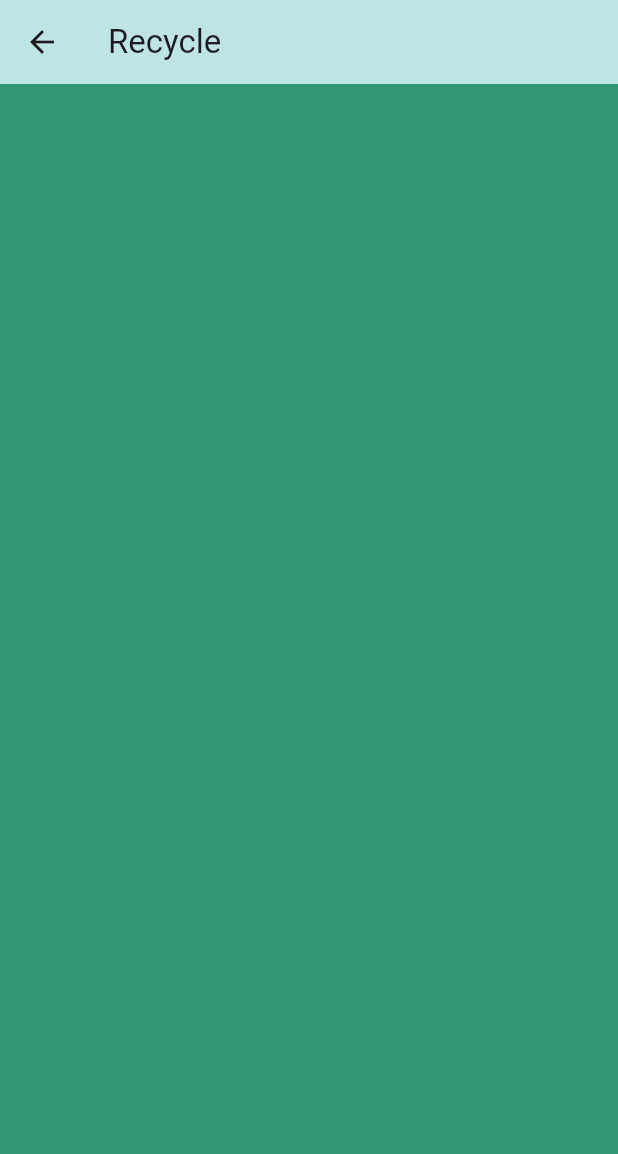
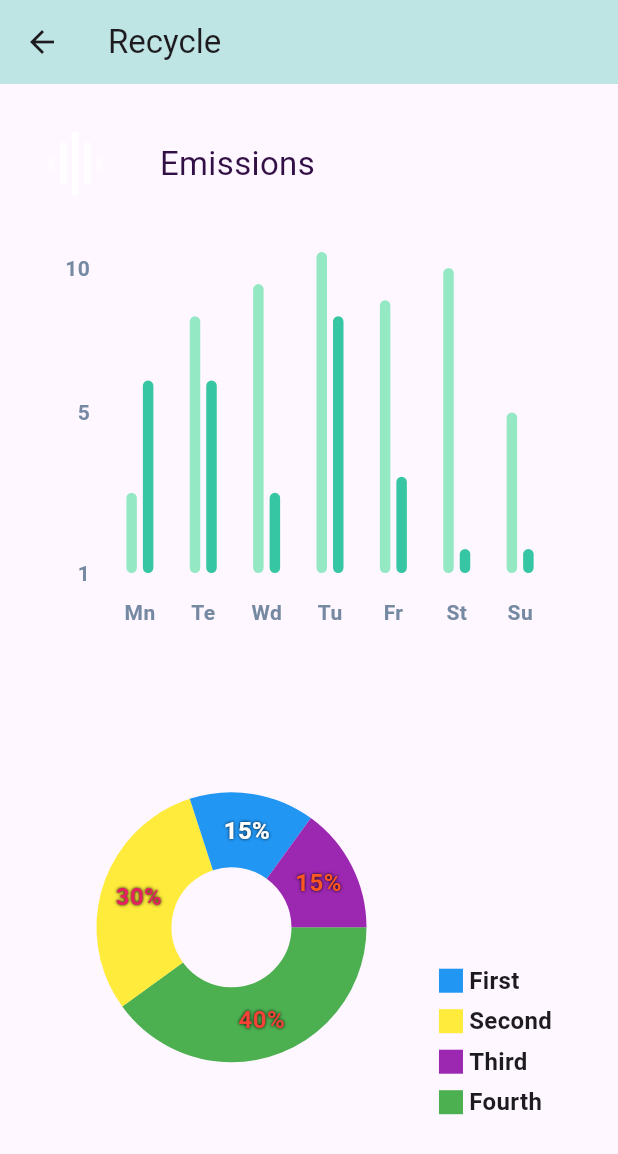
Before and after one commit to AartiDevkar/BEarthly, a Flutter app: the Recycle screen opened by its route, on a phone screen of 412 x 824 dp. Shown: the top 1154 px of the screen. Run offline on Flutter 3.47's test engine with Material 3 defaults, Android fonts, the light colour scheme and no system bars; drawn by our look-alikes of fl_chart; our stand-ins replace cloud_firestore, firebase_auth, firebase_core, firebase_storage, google_sign_in, percent_indicator and 2 more; accounts and stored records are empty; network calls fail.

Commit message:
fix: recycle page

```diff
--- a/lib/app_router.dart
+++ b/lib/app_router.dart
@@ -19,7 +19,7 @@ class AppRouter {
         return MaterialPageRoute(builder: (_) => LoginPage());
       case '/signup':
         return MaterialPageRoute(builder: (_) => Signup());
-      case '/home':
+      case '/':
         return MaterialPageRoute(builder: (_) => HomePage());
 
       case '/reduce':
@@ -27,7 +27,7 @@ class AppRouter {
       case '/recycle':
         return MaterialPageRoute(builder: (_) => Recycle());
       case '/connect':
-        return MaterialPageRoute(builder: (_) => Connect());
+        return MaterialPageRoute(builder: (_) => const Connect());
       default:
         return MaterialPageRoute(
           builder: (_) => Scaffold(
--- a/lib/main.dart
+++ b/lib/main.dart
@@ -28,7 +28,7 @@ class MyApp extends StatelessWidget {
         canvasColor: Color.fromARGB(255, 191, 228, 228),
       ),
       debugShowCheckedModeBanner: false,
-      initialRoute: '/home',
+      initialRoute: '/',
       onGenerateRoute: AppRouter.generateRoute,
     );
   }
--- /dev/null
+++ b/lib/recycle_pages/components/bar_graph/bar_graph.dart
@@ -0,0 +1,281 @@
+import 'package:bearthly/recycle_pages/components/bar_graph/resources_bar_graph.dart';
+
+import 'package:fl_chart/fl_chart.dart';
+import 'package:flutter/material.dart';
+
+class BarChartSample2 extends StatefulWidget {
+  BarChartSample2({super.key});
+  final Color leftBarColor = Color.fromARGB(255, 148, 232, 196);
+  final Color rightBarColor = Color.fromARGB(255, 55, 198, 164);
+  final Color avgColor = Color.fromARGB(255, 21, 158, 51);
+  @override
+  State<StatefulWidget> createState() => BarChartSample2State();
+}
+
+class BarChartSample2State extends State<BarChartSample2> {
+  final double width = 7;
+
+  late List<BarChartGroupData> rawBarGroups;
+  late List<BarChartGroupData> showingBarGroups;
+
+  int touchedGroupIndex = -1;
+
+  @override
+  void initState() {
+    super.initState();
+    final barGroup1 = makeGroupData(0, 5, 12);
+    final barGroup2 = makeGroupData(1, 16, 12);
+    final barGroup3 = makeGroupData(2, 18, 5);
+    final barGroup4 = makeGroupData(3, 20, 16);
+    final barGroup5 = makeGroupData(4, 17, 6);
+    final barGroup6 = makeGroupData(5, 19, 1.5);
+    final barGroup7 = makeGroupData(6, 10, 1.5);
+
+    final items = [
+      barGroup1,
+      barGroup2,
+      barGroup3,
+      barGroup4,
+      barGroup5,
+      barGroup6,
+      barGroup7,
+    ];
+
+    rawBarGroups = items;
+
+    showingBarGroups = rawBarGroups;
+  }
+
+  @override
+  Widget build(BuildContext context) {
+    return AspectRatio(
+      aspectRatio: 1,
+      child: Padding(
+        padding: const EdgeInsets.all(16),
+        child: Column(
+          crossAxisAlignment: CrossAxisAlignment.stretch,
+          children: <Widget>[
+            Row(
+              mainAxisSize: MainAxisSize.min,
+              children: <Widget>[
+                makeTransactionsIcon(),
+                const SizedBox(
+                  width: 38,
+                ),
+                const Text(
+                  'Emissions ',
+                  style: TextStyle(
+                      color: Color.fromARGB(255, 50, 16, 69), fontSize: 22),
+                ),
+                const SizedBox(
+                  width: 4,
+                ),
+                const Text(
+                  '',
+                  style: TextStyle(color: Color(0xff77839a), fontSize: 16),
+                ),
+              ],
+            ),
+            const SizedBox(
+              height: 38,
+            ),
+            Expanded(
+              child: BarChart(
+                BarChartData(
+                  maxY: 20,
+                  barTouchData: BarTouchData(
+                    touchTooltipData: BarTouchTooltipData(
+                      tooltipBgColor: Colors.grey,
+                      getTooltipItem: (a, b, c, d) => null,
+                    ),
+                    touchCallback: (FlTouchEvent event, response) {
+                      if (response == null || response.spot == null) {
+                        setState(() {
+                          touchedGroupIndex = -1;
+                          showingBarGroups = List.of(rawBarGroups);
+                        });
+                        return;
+                      }
+
+                      touchedGroupIndex = response.spot!.touchedBarGroupIndex;
+
+                      setState(() {
+                        if (!event.isInterestedForInteractions) {
+                          touchedGroupIndex = -1;
+                          showingBarGroups = List.of(rawBarGroups);
+                          return;
+                        }
+                        showingBarGroups = List.of(rawBarGroups);
+                        if (touchedGroupIndex != -1) {
+                          var sum = 0.0;
+                          for (final rod
+                              in showingBarGroups[touchedGroupIndex].barRods) {
+                            sum += rod.toY;
+                          }
+                          final avg = sum /
+                              showingBarGroups[touchedGroupIndex]
+                                  .barRods
+                                  .length;
+
+                          showingBarGroups[touchedGroupIndex] =
+                              showingBarGroups[touchedGroupIndex].copyWith(
+                            barRods: showingBarGroups[touchedGroupIndex]
+                                .barRods
+                                .map((rod) {
+                              return rod.copyWith(
+                                  toY: avg, color: widget.avgColor);
+                            }).toList(),
+                          );
+                        }
+                      });
+                    },
+                  ),
+                  titlesData: FlTitlesData(
+                    show: true,
+                    rightTitles: const AxisTitles(
+                      sideTitles: SideTitles(showTitles: false),
+                    ),
+                    topTitles: const AxisTitles(
+                      sideTitles: SideTitles(showTitles: false),
+                    ),
+                    bottomTitles: AxisTitles(
+                      sideTitles: SideTitles(
+                        showTitles: true,
+                        getTitlesWidget: bottomTitles,
+                        reservedSize: 42,
+                      ),
+                    ),
+                    leftTitles: AxisTitles(
+                      sideTitles: SideTitles(
+                        showTitles: true,
+                        reservedSize: 28,
+                        interval: 1,
+                        getTitlesWidget: leftTitles,
+                      ),
+                    ),
+                  ),
+                  borderData: FlBorderData(
+                    show: false,
+                  ),
+                  barGroups: showingBarGroups,
+                  gridData: const FlGridData(show: false),
+                ),
+              ),
+            ),
+            const SizedBox(
+              height: 12,
+            ),
+          ],
+        ),
+      ),
+    );
+  }
+
+  Widget leftTitles(double value, TitleMeta meta) {
+    const style = TextStyle(
+      color: Color(0xff7589a2),
+      fontWeight: FontWeight.bold,
+      fontSize: 14,
+    );
+    String text;
+    if (value == 0) {
+      text = '1';
+    } else if (value == 10) {
+      text = '5';
+    } else if (value == 19) {
+      text = '10';
+    } else {
+      return Container();
+    }
+    return SideTitleWidget(
+      axisSide: meta.axisSide,
+      space: 0,
+      child: Text(text, style: style),
+    );
+  }
+
+  Widget bottomTitles(double value, TitleMeta meta) {
+    final titles = <String>['Mn', 'Te', 'Wd', 'Tu', 'Fr', 'St', 'Su'];
+
+    final Widget text = Text(
+      titles[value.toInt()],
+      style: const TextStyle(
+        color: Color(0xff7589a2),
+        fontWeight: FontWeight.bold,
+        fontSize: 14,
+      ),
+    );
+
+    return SideTitleWidget(
+      axisSide: meta.axisSide,
+      space: 16, //margin top
+      child: text,
+    );
+  }
+
+  BarChartGroupData makeGroupData(int x, double y1, double y2) {
+    return BarChartGroupData(
+      barsSpace: 4,
+      x: x,
+      barRods: [
+        BarChartRodData(
+          toY: y1,
+          color: widget.leftBarColor,
+          width: width,
+        ),
+        BarChartRodData(
+          toY: y2,
+          color: widget.rightBarColor,
+          width: width,
+        ),
+      ],
+    );
+  }
+
+  Widget makeTransactionsIcon() {
+    const width = 4.5;
+    const space = 3.5;
+    return Row(
+      mainAxisSize: MainAxisSize.min,
+      children: <Widget>[
+        Container(
+          width: width,
+          height: 10,
+          color: Colors.white.withOpacity(0.4),
+        ),
+        const SizedBox(
+          width: space,
+        ),
+        Container(
+          width: width,
+          height: 28,
+          color: Colors.white.withOpacity(0.8),
+        ),
+        const SizedBox(
+          width: space,
+        ),
+        Container(
+          width: width,
+          height: 42,
+          color: Colors.white.withOpacity(1),
+        ),
+        const SizedBox(
+          width: space,
+        ),
+        Container(
+          width: width,
+          height: 28,
+          color: Colors.white.withOpacity(0.8),
+        ),
+        const SizedBox(
+          width: space,
+        ),
+        Container(
+          width: width,
+          height: 10,
+          color: Colors.white.withOpacity(0.4),
+        ),
+      ],
+    );
+  }
+}
--- /dev/null
+++ b/lib/recycle_pages/components/pie_chart_components/indicator_pie.dart
@@ -0,0 +1,44 @@
+import 'package:flutter/material.dart';
+
+class Indicator_piechart extends StatelessWidget {
+  const Indicator_piechart({
+    super.key,
+    required this.color,
+    required this.text,
+    required this.isSquare,
+    this.size = 16,
+    this.textColor,
+  });
+  final Color color;
+  final String text;
+  final bool isSquare;
+  final double size;
+  final Color? textColor;
+
+  @override
+  Widget build(BuildContext context) {
+    return Row(
+      children: <Widget>[
+        Container(
+          width: size,
+          height: size,
+          decoration: BoxDecoration(
+            shape: isSquare ? BoxShape.rectangle : BoxShape.circle,
+            color: color,
+          ),
+        ),
+        const SizedBox(
+          width: 4,
+        ),
+        Text(
+          text,
+          style: TextStyle(
+            fontSize: 16,
+            fontWeight: FontWeight.bold,
+            color: textColor,
+          ),
+        )
+      ],
+    );
+  }
+}
--- a/lib/recycle_pages/recycle.dart
+++ b/lib/recycle_pages/recycle.dart
@@ -1,4 +1,6 @@
 import 'package:flutter/material.dart';
+import 'package:bearthly/recycle_pages/components/bar_graph/bar_graph.dart';
+import 'package:bearthly/recycle_pages/components/pie_chart_components/piechart.dart';
 
 class Recycle extends StatefulWidget {
   const Recycle({super.key});
@@ -9,6 +11,7 @@ class Recycle extends StatefulWidget {
 
 class _RecycleState extends State<Recycle> {
   int currentIndex = 0;
+
   @override
   Widget build(BuildContext context) {
     return Scaffold(
@@ -16,7 +19,18 @@ class _RecycleState extends State<Recycle> {
         title: Text('Recycle'),
         backgroundColor: Color.fromARGB(255, 191, 228, 228),
       ),
-      backgroundColor: Color.fromRGBO(8, 128, 90, 0.833),
+      body: SingleChildScrollView(
+        child: Container(
+          padding: const EdgeInsets.all(16.0),
+          child: Column(
+            children: [
+              BarChartSample2(),
+              SizedBox(height: 20), // Add some space between charts
+              Piechart(),
+            ],
+          ),
+        ),
+      ),
     );
   }
 }
--- a/lib/sign_up_pages/login_controller.dart
+++ b/lib/sign_up_pages/login_controller.dart
@@ -29,9 +29,10 @@ class LoginController {
         _user = userCredential.user;
 
         if (_user != null) {
+          // ignore: use_build_context_synchronously
           Navigator.pushReplacement(
             context,
-            MaterialPageRoute(builder: (context) => const HomePage()),
+            MaterialPageRoute(builder: (context) => HomePage()),
           );
         } else {
           // Handle the case where _user is unexpectedly null
--- a/pubspec.yaml
+++ b/pubspec.yaml
@@ -46,6 +46,8 @@ dependencies:
   firebase_storage: ^11.6.0
 
   tflite_flutter: ^0.10.4
+
+  fl_chart: ^0.66.0
 dev_dependencies:
   flutter_test:
     sdk: flutter
```
Also changed, not shown: lib/recycle_pages/components/bar_graph/resources_bar_graph.dart (added, +207 -0 lines), lib/recycle_pages/components/pie_chart_components/piechart.dart (added, +163 -0 lines), pubspec.lock, 1 other file.
